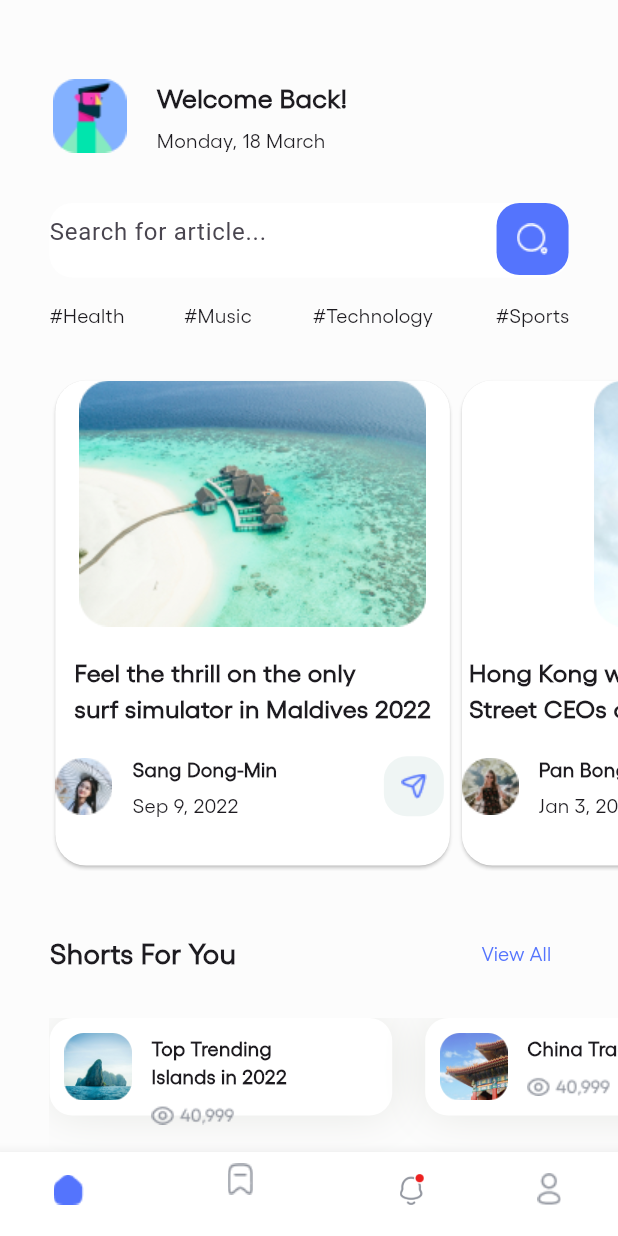
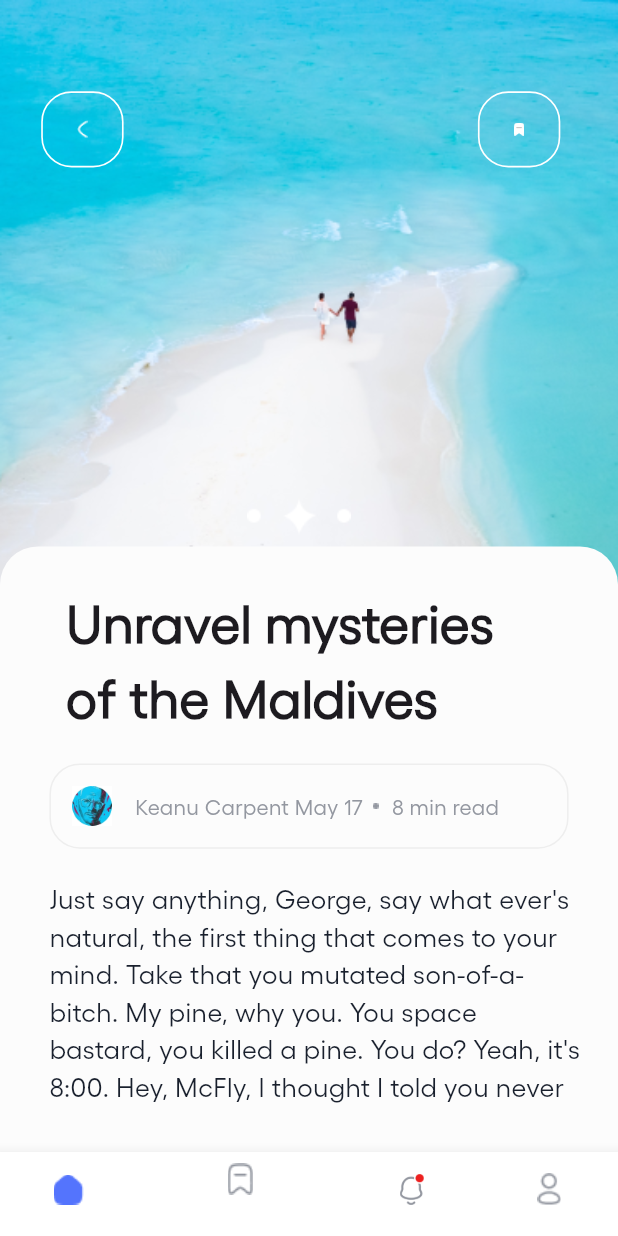
Before and after one commit to mayurshelar-coditas/paint_an_app, a Flutter app: the screen it shows after launch, item 2 of the bottom bar chosen, on a phone screen of 412 x 824 dp. Run offline on Flutter 3.47's test engine with Material 3 defaults, Android fonts, the phone set to English and light mode, and no system bars; our stand-ins replace flutter_screenutil.

Commit message:
Assignment 5

```diff
--- a/lib/home_page.dart
+++ b/lib/home_page.dart
@@ -2,6 +2,7 @@ import 'package:flutter/material.dart';
 import 'package:flutter_screenutil/flutter_screenutil.dart';
 import 'package:paint_an_app/screens/home_screen.dart';
 import 'package:paint_an_app/screens/notifications.dart';
+import 'package:paint_an_app/screens/post_screen.dart';
 import 'package:paint_an_app/screens/profile_screen.dart';
 
 class HomePage extends StatefulWidget {
@@ -16,7 +17,7 @@ class HomePageState extends State<HomePage> {
 
   final List<Widget> _screens = [
     HomeScreen(),
-    HomeScreen(),
+    const PostScreen(),
     const Notifications(),
     ProfileScreen(),
   ];
@@ -26,9 +27,8 @@ class HomePageState extends State<HomePage> {
     return Scaffold(
       backgroundColor: const Color(0xFFFCFCFC),
       body: _screens[_currentIndex],
-      bottomNavigationBar: _currentIndex != 3
-          ? _buildBottomNavigationBar()
-          : null, // Remove bottom navigation bar for ProfileScreen
+      bottomNavigationBar:
+          _currentIndex != 3 ? _buildBottomNavigationBar() : null,
     );
   }
 
--- a/lib/screens/home_screen.dart
+++ b/lib/screens/home_screen.dart
@@ -22,7 +22,7 @@ class HomeScreen extends StatelessWidget {
             "Feel the thrill on the only\nsurf simulator in Maldives 2022"),
     ListModel(
         locationImage: Image.asset(
-          'assets/images/VectorbridgeImage.png',
+          'assets/images/Vectormaldives.png',
         ),
         userImage: Image.asset('assets/images/Vectoruser2.png'),
         userName: 'Pan Bong',
@@ -38,7 +38,7 @@ class HomeScreen extends StatelessWidget {
     ),
     ShortItemModel(
       displayImage: Image.asset('assets/images/VectortopTrending2.png'),
-      title: "China Trading",
+      title: "China Economic\nTrading",
     )
   ];
 
@@ -152,7 +152,7 @@ class HomeScreen extends StatelessWidget {
             ],
           ),
           SizedBox(height: 30.h),
-          Flexible(
+          Expanded(
             child: ListView.builder(
               scrollDirection: Axis.horizontal,
               itemBuilder: (context, index) => ListItem(
--- /dev/null
+++ b/lib/screens/post_screen.dart
@@ -0,0 +1,84 @@
+import 'package:flutter/material.dart';
+import 'package:flutter_screenutil/flutter_screenutil.dart';
+import 'package:paint_an_app/widgets/post_description.dart';
+
+class PostScreen extends StatelessWidget {
+  const PostScreen({super.key});
+
+  @override
+  Widget build(BuildContext context) {
+    return Stack(
+      children: [
+        Container(
+          decoration: const BoxDecoration(
+            image: DecorationImage(
+              image: AssetImage('assets/images/beachImage.png'),
+              fit: BoxFit.fitWidth,
+              alignment: Alignment.topLeft,
+            ),
+          ),
+        ),
+        Positioned(
+          top: 60.h,
+          left: 25.w,
+          child: Row(
+            children: [
+              SizedBox(
+                height: 50.h,
+                width: 50.w,
+                child: OutlinedButton.icon(
+                  onPressed: () {},
+                  style: OutlinedButton.styleFrom(
+                    shape: RoundedRectangleBorder(
+                      borderRadius: BorderRadius.circular(20.r),
+                    ),
+                    side: BorderSide(
+                      color: Colors.white,
+                      width: 1.w,
+                    ),
+                  ),
+                  label: Image.asset(
+                    'assets/icons/backButtonIcon.png',
+                    height: 19.h,
+                    width: 14.9.w,
+                  ),
+                ),
+              ),
+              SizedBox(width: 215.w),
+              SizedBox(
+                height: 50.h,
+                width: 50.w,
+                child: OutlinedButton.icon(
+                  onPressed: () {},
+                  style: OutlinedButton.styleFrom(
+                    shape: RoundedRectangleBorder(
+                      borderRadius: BorderRadius.circular(20.r),
+                    ),
+                    side: BorderSide(
+                      color: Colors.white,
+                      width: 1.w,
+                    ),
+                  ),
+                  label: Image.asset(
+                    'assets/icons/bookmarks.png',
+                    height: 19.h,
+                    width: 14.94.w,
+                  ),
+                ),
+              ),
+            ],
+          ),
+        ),
+        Positioned(
+          top: 326.57.h,
+          left: 150.w,
+          child: Image.asset('assets/icons/slide_point.png'),
+        ),
+        Positioned(
+          top: 359.h,
+          child: const PostDescription(),
+        ),
+      ],
+    );
+  }
+}
--- a/lib/screens/profile.dart
+++ /dev/null
@@ -1,11 +0,0 @@
-import 'package:flutter/material.dart';
-
-class Profile extends StatelessWidget {
-
-  const Profile({super.key});
-
-  @override
-  Widget build(BuildContext context) {
-    return const Text("Profile");
-  }
-}
--- a/lib/widgets/list_item.dart
+++ b/lib/widgets/list_item.dart
@@ -11,12 +11,16 @@ class ListItem extends StatelessWidget {
   Widget build(context) {
     return Card(
       color: Colors.white,
-      shape: RoundedRectangleBorder(
-        borderRadius: BorderRadius.circular(20.r),
-      ),
+      elevation: 0.2,
+      child: Padding(
+        padding: EdgeInsets.all(12.dm),
         child: Column(
+          crossAxisAlignment: CrossAxisAlignment.start,
           children: [
             locationDetails.locationImage,
+            // width: 231,
+            // fit: BoxFit.cover,
+
             SizedBox(
               height: 18.h,
             ),
@@ -25,9 +29,12 @@ class ListItem extends StatelessWidget {
               style: TextStyle(
                 fontFamily: 'Gellix',
                 fontWeight: FontWeight.w600,
-                fontSize: 15.sp),
+                fontSize: 14.sp,
               ),
-          SizedBox(height: 16.h),
+            ),
+            SizedBox(
+              height: 19.h,
+            ),
             Row(
               children: [
                 locationDetails.userImage,
@@ -42,7 +49,7 @@ class ListItem extends StatelessWidget {
                       style: TextStyle(
                         fontFamily: 'Gellix',
                         fontWeight: FontWeight.w600,
-                      fontSize: 12.sp,
+                        fontSize: 10.sp,
                       ),
                     ),
                     SizedBox(
@@ -59,7 +66,7 @@ class ListItem extends StatelessWidget {
                   ],
                 ),
                 SizedBox(
-                width: 61.w,
+                  width: 40.w,
                 ),
                 IconButton(
                   onPressed: () {},
@@ -72,8 +79,9 @@ class ListItem extends StatelessWidget {
                   ),
                 ),
               ],
+            )
+          ],
         ),
-        ],
       ),
     );
   }
--- /dev/null
+++ b/lib/widgets/post_description.dart
@@ -0,0 +1,101 @@
+import 'package:flutter/material.dart';
+import 'package:flutter_screenutil/flutter_screenutil.dart';
+
+class PostDescription extends StatelessWidget {
+  const PostDescription({super.key});
+
+  @override
+  Widget build(BuildContext context) {
+    return Container(
+      width: 375.w,
+      height: 453.h,
+      decoration: BoxDecoration(
+        color: const Color(0xFFFCFCFC),
+        borderRadius: BorderRadius.only(
+          topLeft: Radius.circular(25.r),
+          topRight: Radius.circular(25.r),
+        ),
+      ),
+      child: Column(
+        mainAxisAlignment: MainAxisAlignment.start,
+        crossAxisAlignment: CrossAxisAlignment.start,
+        children: [
+          SizedBox(height: 24.h),
+          Padding(
+            padding: EdgeInsets.only(
+              left: 40.w,
+            ),
+            child: Text(
+              "Unravel mysteries\nof the Maldives",
+              style: TextStyle(
+                fontFamily: 'Gellix',
+                fontWeight: FontWeight.w700,
+                fontSize: 32.sp,
+              ),
+            ),
+          ),
+          Padding(
+            padding: EdgeInsets.fromLTRB(30.w, 20.h, 30.w, 20.h),
+            child: Container(
+              decoration: BoxDecoration(
+                borderRadius: BorderRadius.circular(20.r),
+                border: Border.all(
+                  color: const Color(0xFFEEEEEE),
+                ),
+              ),
+              child: Padding(
+                padding: EdgeInsets.fromLTRB(12.w, 14.h, 12.w, 14.h),
+                child: Row(
+                  children: [
+                    Container(
+                      height: 26.h,
+                      width: 26.w,
+                      decoration: const BoxDecoration(shape: BoxShape.circle),
+                      child: Image.asset('assets/images/userProfilePhoto.jpeg'),
+                    ),
+                    SizedBox(
+                      width: 13.w,
+                    ),
+                    Text(
+                      'Keanu Carpent May 17',
+                      style: TextStyle(
+                        fontFamily: 'Gellix',
+                        fontSize: 13.sp,
+                        fontWeight: FontWeight.w400,
+                        color: const Color(0xFF9397A0),
+                      ),
+                    ),
+                    SizedBox(width: 6.w),
+                    Image.asset('assets/icons/dot.png'),
+                    SizedBox(width: 8.w),
+                    Text(
+                      '8 min read',
+                      style: TextStyle(
+                        fontFamily: 'Gellix',
+                        fontSize: 13.sp,
+                        fontWeight: FontWeight.w400,
+                        color: const Color(0xFF9397A0),
+                      ),
+                    ),
+                  ],
+                ),
+              ),
+            ),
+          ),
+          Padding(
+            padding: EdgeInsets.only(left: 30.w, right: 22.w),
+            child: Text(
+              "Just say anything, George, say what ever's natural, the first thing that comes to your mind. Take that you mutated son-of-a-bitch. My pine, why you. You space bastard, you killed a pine. You do? Yeah, it's 8:00. Hey, McFly, I thought I told you never",
+              style: TextStyle(
+                fontFamily: 'Gellix',
+                fontSize: 16.sp,
+                fontWeight: FontWeight.w500,
+                color: const Color(0xFF19202D),
+              ),
+            ),
+          ),
+        ],
+      ),
+    );
+  }
+}
--- a/lib/widgets/short_item.dart
+++ b/lib/widgets/short_item.dart
@@ -9,49 +9,33 @@ class ShortItem extends StatelessWidget {
 
   @override
   Widget build(BuildContext context) {
-    return Container(
-      margin: EdgeInsets.only(
-        right: 20.w,
-        bottom: 24.h,
-      ),
-      height: 88.h,
-      width: 208.w,
-      decoration: BoxDecoration(
-        color: Colors.white,
-        borderRadius: BorderRadius.circular(15.r),
-        boxShadow: [
-          BoxShadow(
-            color: const Color(0x19202D0D),
-            spreadRadius: 0,
-            blurRadius: 24.r,
-          )
-        ],
-      ),
+    return Card(
+      color: Colors.white,
+      elevation: 0.2,
       child: Padding(
-        padding: EdgeInsets.all(9.dg),
+        padding: const EdgeInsets.all(9),
         child: Row(
-          crossAxisAlignment: CrossAxisAlignment.start,
           children: [
             shorts.displayImage,
-            const SizedBox(
-              width: 13,
+            SizedBox(
+              width: 12.w,
             ),
             Column(
               crossAxisAlignment: CrossAxisAlignment.start,
               children: [
                 Text(
                   shorts.title,
-                  style: const TextStyle(
-                      fontFamily: "Gellix",
-                      fontSize: 13,
+                  style: TextStyle(
+                      fontFamily: 'Gellix',
+                      fontSize: 13.sp,
                       fontWeight: FontWeight.w600),
                 ),
-                const SizedBox(
-                  height: 9,
+                SizedBox(
+                  height: 9.h,
                 ),
                 Image.asset('assets/images/Group.png'),
               ],
-            ),
+            )
           ],
         ),
       ),
--- a/pubspec.yaml
+++ b/pubspec.yaml
@@ -78,7 +78,7 @@ flutter:
   fonts:
     - family: Gellix
       fonts:
-        - asset: assets/fonts/gellix/Gellix-Regular.ttf
+        - asset: assets/fonts/gellix/GellixRegular.otf
 
 
 
```
Also changed, not shown: assets/GellixRegular.otf (added), assets/icons/dot.png (added), assets/images/VectorbridgeImage.png (deleted), assets/images/beachImage.png, assets/images/userProfilePhoto.jpeg (added). Lines whose indentation alone changed are shown as unchanged.
